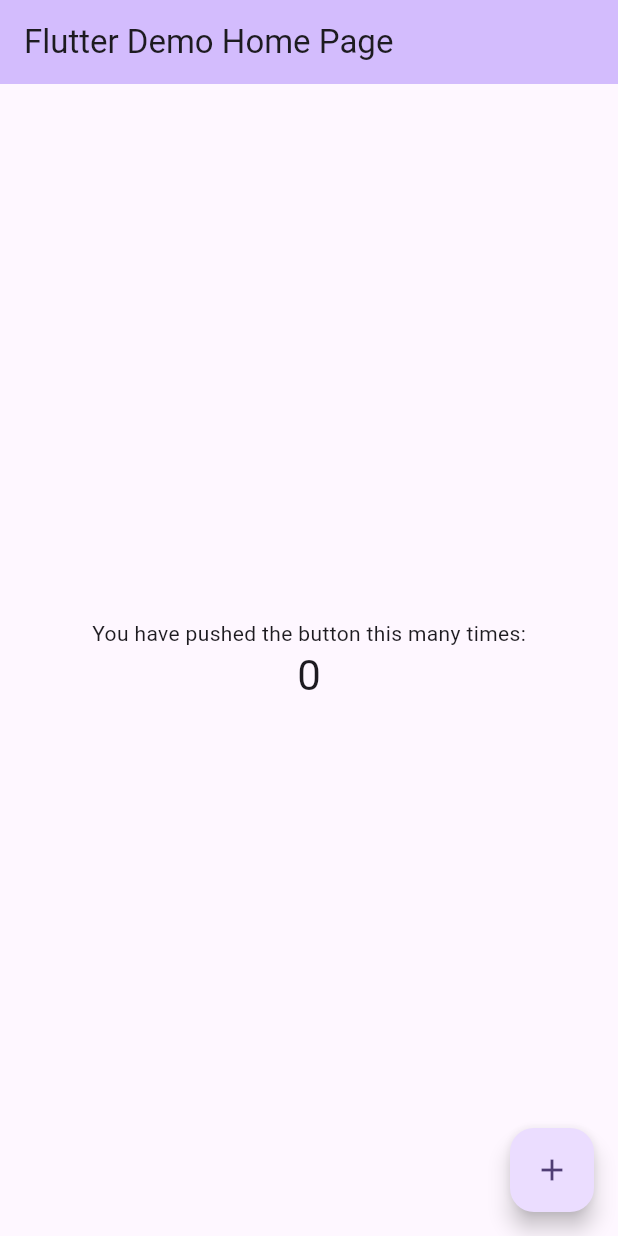
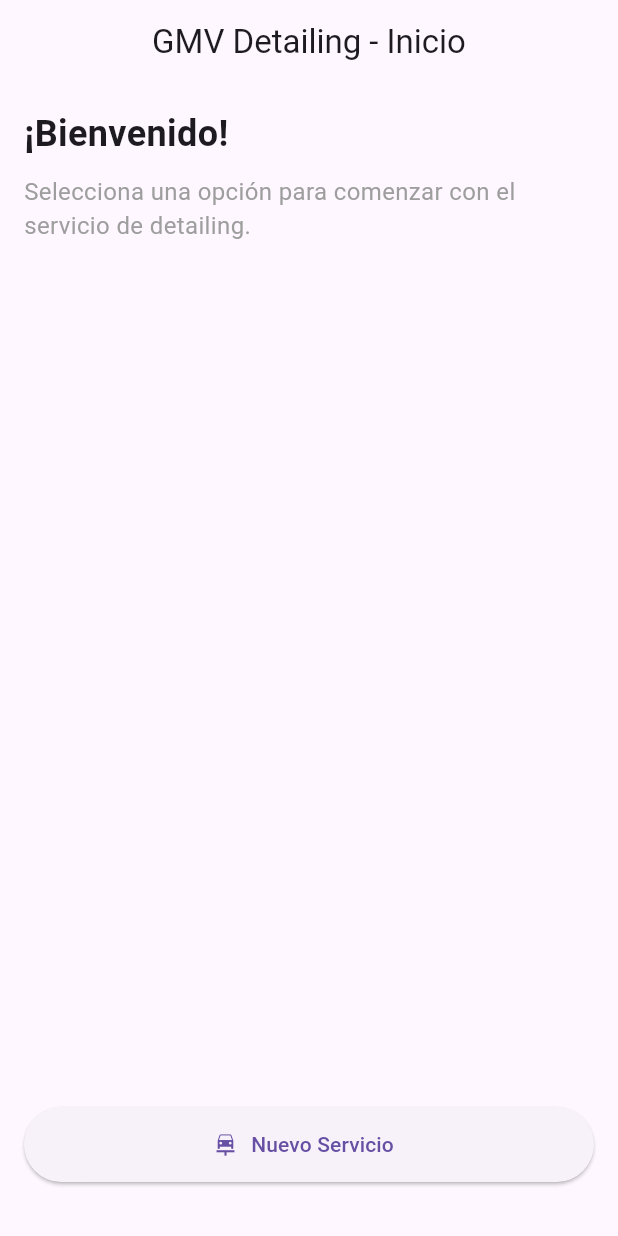
Before and after one commit to abrahaim056-art/GMV--Detailing, a Flutter app: the screen it shows after launch, on a phone screen of 412 x 824 dp. Run offline on Flutter 3.47's test engine with Material 3 defaults, Android fonts, the phone set to English and light mode, and no system bars.

Commit message:
Agrega pantalla de inicio y actualiza codigo

```diff
--- a/movil/lib/main.dart
+++ b/movil/lib/main.dart
@@ -1,4 +1,5 @@
 import 'package:flutter/material.dart';
+import 'package:gmv_detailing_movil/screens/inicio_screens.dart'; // Ajusta la ruta de tu importación
 
 void main() {
   runApp(const MyApp());
@@ -7,116 +8,15 @@ void main() {
 class MyApp extends StatelessWidget {
   const MyApp({super.key});
 
-  // This widget is the root of your application.
   @override
   Widget build(BuildContext context) {
     return MaterialApp(
-      title: 'Flutter Demo',
+      debugShowCheckedModeBanner: false,
+      title: 'GMV Detailing',
       theme: ThemeData(
-        // This is the theme of your application.
-        //
-        // TRY THIS: Try running your application with "flutter run". You'll see
-        // the application has a purple toolbar. Then, without quitting the app,
-        // try changing the seedColor in the colorScheme below to Colors.green
-        // and then invoke "hot reload" (save your changes or press the "hot
-        // reload" button in a Flutter-supported IDE, or press "r" if you used
-        // the command line to start the app).
-        //
-        // Notice that the counter didn't reset back to zero; the application
-        // state is not lost during the reload. To reset the state, use hot
-        // restart instead.
-        //
-        // This works for code too, not just values: Most code changes can be
-        // tested with just a hot reload.
-        colorScheme: .fromSeed(seedColor: Colors.deepPurple),
+        primarySwatch: Colors.blue,
       ),
-      home: const MyHomePage(title: 'Flutter Demo Home Page'),
+      home: const InicioScreen(),
     );
   }
 }
-
-class MyHomePage extends StatefulWidget {
-  const MyHomePage({super.key, required this.title});
-
-  // This widget is the home page of your application. It is stateful, meaning
-  // that it has a State object (defined below) that contains fields that affect
-  // how it looks.
-
-  // This class is the configuration for the state. It holds the values (in this
-  // case the title) provided by the parent (in this case the App widget) and
-  // used by the build method of the State. Fields in a Widget subclass are
-  // always marked "final".
-
-  final String title;
-
-  @override
-  State<MyHomePage> createState() => _MyHomePageState();
-}
-
-class _MyHomePageState extends State<MyHomePage> {
-  int _counter = 0;
-
-  void _incrementCounter() {
-    setState(() {
-      // This call to setState tells the Flutter framework that something has
-      // changed in this State, which causes it to rerun the build method below
-      // so that the display can reflect the updated values. If we changed
-      // _counter without calling setState(), then the build method would not be
-      // called again, and so nothing would appear to happen.
-      _counter++;
-    });
-  }
-
-  @override
-  Widget build(BuildContext context) {
-    // This method is rerun every time setState is called, for instance as done
-    // by the _incrementCounter method above.
-    //
-    // The Flutter framework has been optimized to make rerunning build methods
-    // fast, so that you can just rebuild anything that needs updating rather
-    // than having to individually change instances of widgets.
-    return Scaffold(
-      appBar: AppBar(
-        // TRY THIS: Try changing the color here to a specific color (to
-        // Colors.amber, perhaps?) and trigger a hot reload to see the AppBar
-        // change color while the other colors stay the same.
-        backgroundColor: Theme.of(context).colorScheme.inversePrimary,
-        // Here we take the value from the MyHomePage object that was created by
-        // the App.build method, and use it to set our appbar title.
-        title: Text(widget.title),
-      ),
-      body: Center(
-        // Center is a layout widget. It takes a single child and positions it
-        // in the middle of the parent.
-        child: Column(
-          // Column is also a layout widget. It takes a list of children and
-          // arranges them vertically. By default, it sizes itself to fit its
-          // children horizontally, and tries to be as tall as its parent.
-          //
-          // Column has various properties to control how it sizes itself and
-          // how it positions its children. Here we use mainAxisAlignment to
-          // center the children vertically; the main axis here is the vertical
-          // axis because Columns are vertical (the cross axis would be
-          // horizontal).
-          //
-          // TRY THIS: Invoke "debug painting" (choose the "Toggle Debug Paint"
-          // action in the IDE, or press "p" in the console), to see the
-          // wireframe for each widget.
-          mainAxisAlignment: .center,
-          children: [
-            const Text('You have pushed the button this many times:'),
-            Text(
-              '$_counter',
-              style: Theme.of(context).textTheme.headlineMedium,
-            ),
-          ],
-        ),
-      ),
-      floatingActionButton: FloatingActionButton(
-        onPressed: _incrementCounter,
-        tooltip: 'Increment',
-        child: const Icon(Icons.add),
-      ),
-    );
-  }
-}
--- a/movil/lib/screens/inicio_screens.dart
+++ b/movil/lib/screens/inicio_screens.dart
@@ -0,0 +1,49 @@
+import 'package:flutter/material.dart';
+
+class InicioScreen extends StatelessWidget {
+  const InicioScreen({super.key});
+
+  @override
+  Widget build(BuildContext context) {
+    return Scaffold(
+      appBar: AppBar(
+        title: const Text('GMV Detailing - Inicio'),
+        centerTitle: true,
+      ),
+      body: Padding(
+        padding: const EdgeInsets.all(16.0),
+        child: Column(
+          crossAxisAlignment: CrossAxisAlignment.start,
+          children: [
+            const Text(
+              '¡Bienvenido!',
+              style: TextStyle(
+                fontSize: 24,
+                fontWeight: FontWeight.bold,
+              ),
+            ),
+            const SizedBox(height: 10),
+            const Text(
+              'Selecciona una opción para comenzar con el servicio de detailing.',
+              style: TextStyle(fontSize: 16, color: Colors.grey),
+            ),
+            const Spacer(),
+            Center(
+              child: ElevatedButton.icon(
+                onPressed: () {
+                  // Acción para el botón principal
+                },
+                icon: const Icon(Icons.car_repair),
+                label: const Text('Nuevo Servicio'),
+                style: ElevatedButton.styleFrom(
+                  minimumSize: const Size(double.infinity, 50),
+                ),
+              ),
+            ),
+            const SizedBox(height: 20),
+          ],
+        ),
+      ),
+    );
+  }
+}
```
